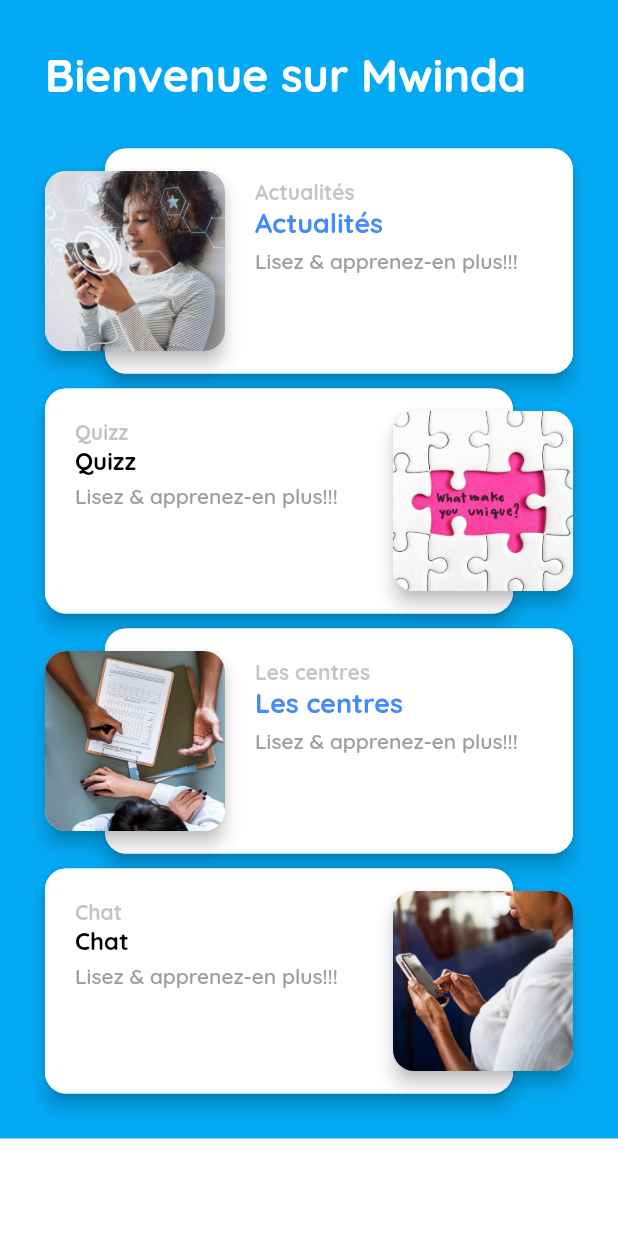
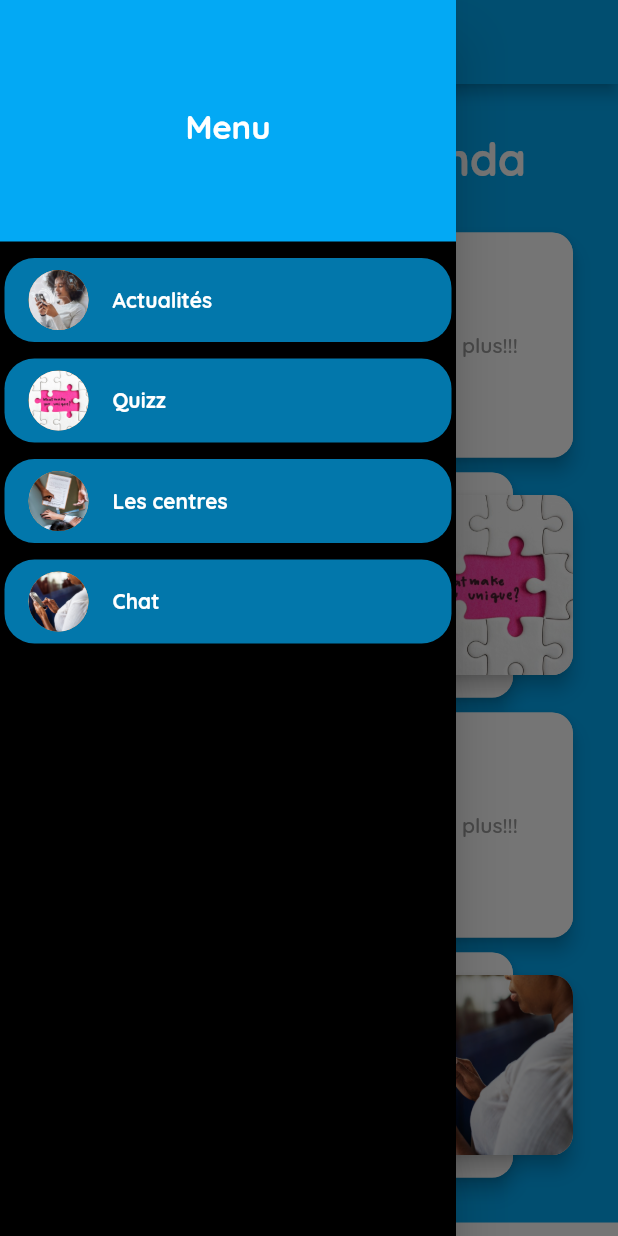
Before and after one commit to miguelm38941/final_mwinda_app, a Flutter app: the screen it shows after launch, with the side drawer open (before the commit the screen has no drawer), on a phone screen of 412 x 824 dp. Run offline on Flutter 3.47's test engine with Material 2 defaults, Android fonts, the phone set to English and light mode, and no system bars; our stand-ins replace basic_utils, flutter_html, line_icons, webview_flutter.

Commit message:
Centres added

```diff
--- a/lib/_routing/router.dart
+++ b/lib/_routing/router.dart
@@ -1,3 +1,4 @@
+import 'package:final_mwinda_app/pages/centre/provinceView.dart';
 import 'package:flutter/material.dart';
 import 'package:final_mwinda_app/_routing/routes.dart';
 import 'package:final_mwinda_app/pages/home.dart';
@@ -22,6 +23,10 @@ Route<dynamic> generateRoute(RouteSettings settings) {
       return MaterialPageRoute(builder: (context) => PostDetailsPage(postId: settings.arguments));
     case splashScreenRoute:
       return MaterialPageRoute(builder: (context) => SplashScreen());
+    case provinceViewRoute:
+      return MaterialPageRoute(builder: (context) => ProvincePage(title: "Provinces",));
+    case splashScreenRoute:
+      return MaterialPageRoute(builder: (context) => SplashScreen());
     default:
       return MaterialPageRoute(builder: (context) => SplashScreen());
   }
--- a/lib/_routing/routes.dart
+++ b/lib/_routing/routes.dart
@@ -11,3 +11,8 @@ const String splashScreenRoute = 'splash_screen';
 const String homeViewRoute = 'home';
 const String chatDetailsViewRoute = 'chat_details';
 const String userDetailsViewRoute = 'user_details';
+
+const String provinceViewRoute = 'provinces';
+const String zoneViewRoute = 'zones';
+const String centreViewroute = 'centres';
+const String detailCentreViewRoute = 'centre_details';
--- /dev/null
+++ b/lib/models/province.dart
@@ -0,0 +1,6 @@
+class Province {
+  int id;
+  String name;
+
+  Province(this.id, this.name);
+}
--- a/lib/pages/blog.dart
+++ b/lib/pages/blog.dart
@@ -202,12 +202,12 @@ class _MyHomePageState extends State<MyHomePage> {
                   children: [
                     new Image.asset('assets/images/rubriq_actualites.jpg', fit: BoxFit.fill),
                     new Opacity(
-                      opacity: 0.2,
+                      opacity: 0.3,
                       child: new Container(color: COLORS[0]),
                     ),
                     // Title on main baner
                     new Transform.translate(
-                      offset: Offset(0.0, 50.0),
+                      offset: Offset(0.0, 0.0),
                       child: new ListTile(
                         /*leading: new CircleAvatar(
                           child: new Container(
--- a/lib/pages/blog/post_details.dart
+++ b/lib/pages/blog/post_details.dart
@@ -4,7 +4,7 @@ import 'package:flutter/rendering.dart';
 import 'package:final_mwinda_app/models/user.dart';
 import 'package:final_mwinda_app/utils/colors.dart';
 import 'package:flutter_html/flutter_html.dart';
-import 'package:flutter_html_view/flutter_html_view.dart';
+//import 'package:flutter_html_view/flutter_html_view.dart';
 import 'package:html/dom.dart' as dom;
 import 'package:webview_flutter/webview_flutter.dart';
 import 'package:line_icons/line_icons.dart';
--- a/lib/pages/feeds.dart
+++ b/lib/pages/feeds.dart
@@ -3,11 +3,52 @@ import 'package:final_mwinda_app/models/rubrique.dart';
 import 'package:final_mwinda_app/widgets/feed_card1.dart';
 import 'package:final_mwinda_app/widgets/feed_card2.dart';
 import 'package:final_mwinda_app/widgets/feed_card3.dart';
+import 'package:final_mwinda_app/_routing/routes.dart';
+
+import '../utils/utils.dart';
 
 class FeedsPage extends StatelessWidget {
+
+  Widget _genMenuItem(int id,context,routeName){
+    return Container(
+      margin: EdgeInsets.only(bottom: 5.0),
+      padding: EdgeInsets.all(3.0),
+      child: Material(
+        borderRadius: BorderRadius.circular(20.0),
+        color: Colors.lightBlue.withOpacity(0.7),
+        child: InkWell(
+          highlightColor: Colors.lightBlueAccent,
+          splashColor: Colors.lightBlueAccent,
+          hoverColor: Colors.lightBlueAccent,
+          borderRadius: BorderRadius.circular(20.0),
+          onTap: () {
+            Navigator.pop(context);
+            Navigator.pushNamed(context, routeName,
+              arguments: rubriques[id].id);
+          },
+          child: Container(
+            child: ListTile(
+              title: Text(rubriques[id].title,
+                style: TextStyle(
+                  color: Colors.white,
+                  fontWeight: FontWeight.bold
+                  //fontStyle: FontStyle.italic,
+
+                ),
+              ),
+              leading: CircleAvatar(
+                backgroundImage: AssetImage(rubriques[id].image),
+              ),
+            ),
+          ),
+        ),
+      ),
+    );
+  }
+
+
   @override
   Widget build(BuildContext context) {
-
     final pageTitle = Padding(
       padding: EdgeInsets.only(top: 1.0, bottom: 30.0),
       child: Text(
@@ -24,6 +65,54 @@ class FeedsPage extends StatelessWidget {
       /*appBar: AppBar(
         title: Text("Information", style: TextStyle(color: Colors.white),),
       ),*/
+      drawer: Drawer(
+
+        child: Container(
+          color: Colors.black,
+          child: ListView(
+            children: <Widget>[
+              DrawerHeader(
+                child: Center(
+                  child: Text(
+                    "Menu",
+                    style: TextStyle(
+                      color: Colors.white,
+                      fontSize: 22.0,
+                      fontWeight: FontWeight.bold,
+                    ),
+                  ),
+                ),
+                decoration: BoxDecoration(
+                  //borderRadius: BorderRadius.circular(14.0),
+                  color: Colors.lightBlue,
+//                image: DecorationImage(
+//                  image: AvailableImages.unescoLogo,
+//                  fit: BoxFit.scaleDown,
+//                ),
+                ),
+              ),
+
+              _genMenuItem(0,context,postsPageRoute),
+              _genMenuItem(1,context,singlePostPageRoute),
+              _genMenuItem(2,context, provinceViewRoute),
+              _genMenuItem(3,context,postsPageRoute),
+
+            ],
+          ),
+        ),
+      ),
+      appBar: AppBar(
+        title: Text(
+          "Mwinda",
+          style: TextStyle(
+              fontWeight: FontWeight.bold,
+              color: Colors.white,
+              backgroundColor: Colors.transparent
+              //fontSize: 14.0,
+              ),
+        ),
+        backgroundColor: Colors.lightBlue,
+      ),
       body: SingleChildScrollView(
         child: Container(
           color: Colors.grey.withOpacity(0.1),
@@ -33,7 +122,8 @@ class FeedsPage extends StatelessWidget {
             crossAxisAlignment: CrossAxisAlignment.start,
             children: <Widget>[
               Container(
-                padding: EdgeInsets.only(top: 30.0, left: 30.0, right: 30.0, bottom: 30.0),
+                padding: EdgeInsets.only(
+                    top: 30.0, left: 30.0, right: 30.0, bottom: 30.0),
                 color: Colors.lightBlue,
                 child: Column(
                   crossAxisAlignment: CrossAxisAlignment.start,
@@ -45,6 +135,7 @@ class FeedsPage extends StatelessWidget {
                     ),*/
                     FeedCard2(
                       rubrique: rubriques[0],
+                      routeName: postsPageRoute,
                     ),
                     SizedBox(
                       height: 10.0,
@@ -57,6 +148,7 @@ class FeedsPage extends StatelessWidget {
                     ),
                     FeedCard2(
                       rubrique: rubriques[2],
+                      routeName: provinceViewRoute,
                     ),
                     SizedBox(
                       height: 10.0,
--- a/lib/pages/splash_screen.dart
+++ b/lib/pages/splash_screen.dart
@@ -16,7 +16,10 @@ class _SplashScreenState extends State<SplashScreen> {
   void initState() {
     // TODO: implement initState
     super.initState();
-    Timer(Duration(seconds: 5), () => Navigator.pushNamed(context, feedsPageRoute)); //MyNavigator.goToIntro(context));
+    Timer(Duration(seconds: 5), () =>
+        Navigator.pushReplacementNamed(context, feedsPageRoute)
+        //Navigator.pushNamed(context, feedsPageRoute)
+    ); //MyNavigator.goToIntro(context));
   }
 
   @override
--- a/lib/utils/utils.dart
+++ b/lib/utils/utils.dart
@@ -10,90 +10,93 @@ class AvailableFonts {
 }
 
 class AvailableImages {
-
   static const rubriqCentres = {
-    'assetImage' : AssetImage('assets/images/rubriq_centres.jpg'),
-    'assetPath' : 'assets/images/rubriq_centres.jpg',
+    'assetImage': AssetImage('assets/images/rubriq_centres.jpg'),
+    'assetPath': 'assets/images/rubriq_centres.jpg',
   };
 
   static const rubriqQuizz = {
-    'assetImage' : AssetImage('assets/images/rubriq_quizz.jpg'),
-    'assetPath' : 'assets/images/rubriq_quizz.jpg',
+    'assetImage': AssetImage('assets/images/rubriq_quizz.jpg'),
+    'assetPath': 'assets/images/rubriq_quizz.jpg',
   };
 
   static const rubriqChat = {
-    'assetImage' : AssetImage('assets/images/rubriq_chat.jpg'),
-    'assetPath' : 'assets/images/rubriq_chat.jpg',
+    'assetImage': AssetImage('assets/images/rubriq_chat.jpg'),
+    'assetPath': 'assets/images/rubriq_chat.jpg',
   };
 
   static const rubriqActualites = {
-    'assetImage' : AssetImage('assets/images/rubriq_actualites.jpg'),
-    'assetPath' : 'assets/images/rubriq_actualites.jpg',
+    'assetImage': AssetImage('assets/images/rubriq_actualites.jpg'),
+    'assetPath': 'assets/images/rubriq_actualites.jpg',
   };
 
   static const man1 = {
-    'assetImage' : AssetImage('assets/images/man1.jpg'),
-    'assetPath' : 'assets/images/man1.jpg',
+    'assetImage': AssetImage('assets/images/man1.jpg'),
+    'assetPath': 'assets/images/man1.jpg',
   };
 
   static const man2 = {
-    'assetImage' : AssetImage('assets/images/man2.jpg'),
-    'assetPath' : 'assets/images/man2.jpg',
+    'assetImage': AssetImage('assets/images/man2.jpg'),
+    'assetPath': 'assets/images/man2.jpg',
   };
 
   static const man3 = {
-    'assetImage' : AssetImage('assets/images/man3.jpg'),
-    'assetPath' : 'assets/images/man3.jpg',
+    'assetImage': AssetImage('assets/images/man3.jpg'),
+    'assetPath': 'assets/images/man3.jpg',
   };
 
   static const man4 = {
-    'assetImage' : AssetImage('assets/images/man4.jpg'),
-    'assetPath' : 'assets/images/man4.jpg',
+    'assetImage': AssetImage('assets/images/man4.jpg'),
+    'assetPath': 'assets/images/man4.jpg',
   };
 
   static const man5 = {
-    'assetImage' : AssetImage('assets/images/man5.jpg'),
-    'assetPath' : 'assets/images/man5.jpg',
+    'assetImage': AssetImage('assets/images/man5.jpg'),
+    'assetPath': 'assets/images/man5.jpg',
   };
 
-
   static const woman1 = {
-    'assetImage' : AssetImage('assets/images/woman1.jpg'),
-    'assetPath' : 'assets/images/woman1.jpg',
+    'assetImage': AssetImage('assets/images/woman1.jpg'),
+    'assetPath': 'assets/images/woman1.jpg',
   };
 
   static const woman2 = {
-    'assetImage' : AssetImage('assets/images/woman2.jpg'),
-    'assetPath' : 'assets/images/woman2.jpg',
+    'assetImage': AssetImage('assets/images/woman2.jpg'),
+    'assetPath': 'assets/images/woman2.jpg',
   };
 
   static const woman3 = {
-    'assetImage' : AssetImage('assets/images/woman3.jpg'),
-    'assetPath' : 'assets/images/woman3.jpg',
+    'assetImage': AssetImage('assets/images/woman3.jpg'),
+    'assetPath': 'assets/images/woman3.jpg',
   };
 
   static const woman4 = {
-    'assetImage' : AssetImage('assets/images/woman4.jpg'),
-    'assetPath' : 'assets/images/woman4.jpg',
+    'assetImage': AssetImage('assets/images/woman4.jpg'),
+    'assetPath': 'assets/images/woman4.jpg',
   };
 
   static const woman5 = {
-    'assetImage' : AssetImage('assets/images/woman5.jpg'),
-    'assetPath' : 'assets/images/woman5.jpg',
+    'assetImage': AssetImage('assets/images/woman5.jpg'),
+    'assetPath': 'assets/images/woman5.jpg',
   };
 
   static const postBanner = {
-    'assetImage' : AssetImage('assets/images/post_banner.jpg'),
-    'assetPath' : 'assets/images/post_banner.jpg',
+    'assetImage': AssetImage('assets/images/post_banner.jpg'),
+    'assetPath': 'assets/images/post_banner.jpg',
   };
 
   static const emptyState = {
-    'assetImage' : AssetImage('assets/images/empty.png'),
-    'assetPath' : 'assets/images/empty.png',
+    'assetImage': AssetImage('assets/images/empty.png'),
+    'assetPath': 'assets/images/empty.png',
   };
 
   static const homePage = const AssetImage('assets/images/home_page.png');
   static const appLogo = const AssetImage('assets/images/logo.png');
   static const unescoLogo = const AssetImage('assets/images/logo_unesco.png');
-  static const banerActualites = const AssetImage('assets/images/rubriq_actualites.jpg');
+  static const banerActualites =
+      const AssetImage('assets/images/rubriq_actualites.jpg');
+
 }
+
+//networking
+const String BASE_URL = 'https://www.mwinda-rdc.org/mobileapi';
--- a/lib/widgets/feed_card2.dart
+++ b/lib/widgets/feed_card2.dart
@@ -4,15 +4,16 @@ import 'package:final_mwinda_app/models/rubrique.dart';
 
 class FeedCard2 extends StatelessWidget {
   final Rubrique rubrique;
+  final String routeName;
 
-  const FeedCard2({Key key, this.rubrique}) : super(key: key);
+  const FeedCard2({Key key, this.rubrique, this.routeName}) : super(key: key);
   @override
   Widget build(BuildContext context) {
     final rubriqueImage = Positioned(
       left: 0,
       top: 15.0,
       child: InkWell(
-        onTap: () => Navigator.pushNamed(context, postsPageRoute,
+        onTap: () => Navigator.pushNamed(context, routeName,
             arguments: rubrique.id),
         child: Hero(
           tag: rubrique.title,
@@ -86,7 +87,7 @@ class FeedCard2 extends StatelessWidget {
             child: Material(
               child: GestureDetector(
                 onTap:() => Navigator.pushNamed(
-                  context, postsPageRoute,
+                  context, routeName,
                   arguments: rubrique.id
                 ),
                 child: Container(
--- a/pubspec.yaml
+++ b/pubspec.yaml
@@ -27,8 +27,8 @@ dependencies:
   http: ^0.12.0+2
   webview_flutter: ^0.3.15+1
   html: ^0.14.0+3
-  flutter_html: ^0.8.2
-  flutter_html_view: ^0.5.11
+  flutter_html: ^0.11.0
+  #flutter_html_view: ^0.5.11
   fluttertoast: ^3.1.0
   url_launcher: ^3.0.0
   basic_utils: ^1.2.0
```
Also changed, not shown: lib/models/centre.dart (added, +28 -0 lines), lib/models/zonecenter.dart (added, +9 -0 lines), lib/pages/centre/centreView.dart (added, +154 -0 lines), lib/pages/centre/provinceView.dart (added, +111 -0 lines), lib/pages/centre/zoneView.dart (added, +115 -0 lines), lib/pages/centre/localisationView.dart (added), pubspec.lock, 4 other files.
